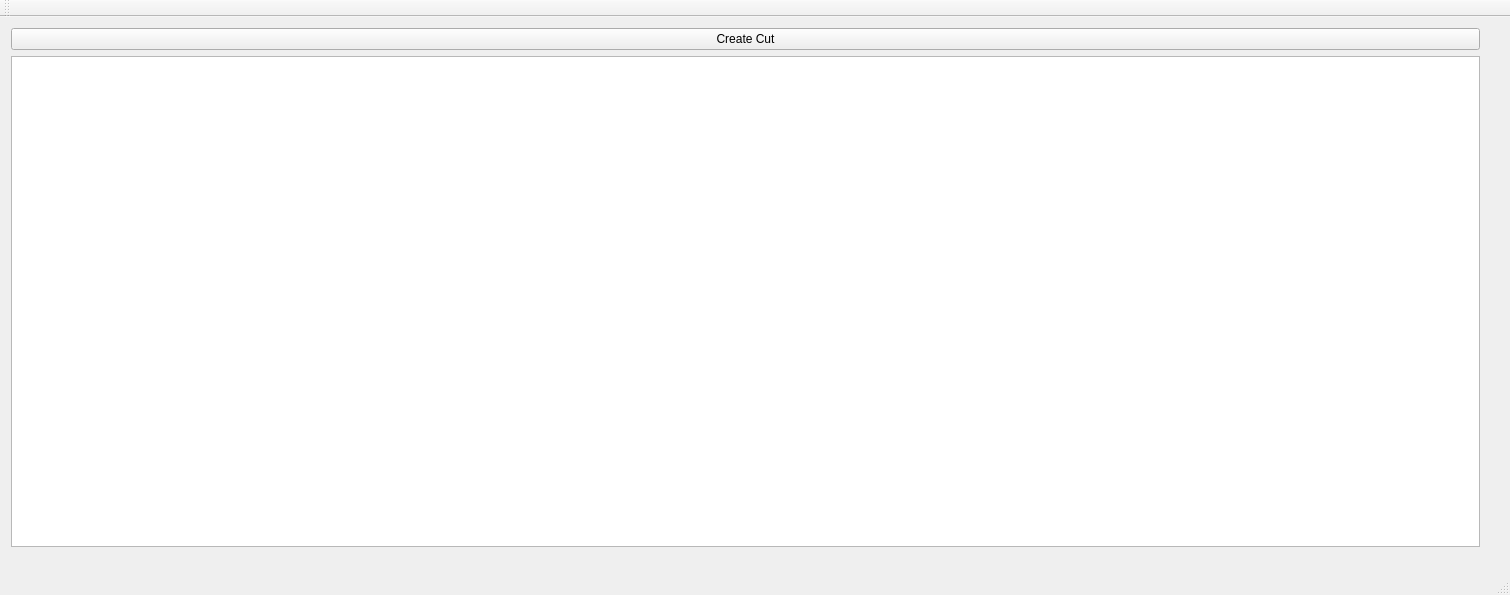
Qt form mainwindow.ui (wszechmogacy/photometric-curves) before a commit.
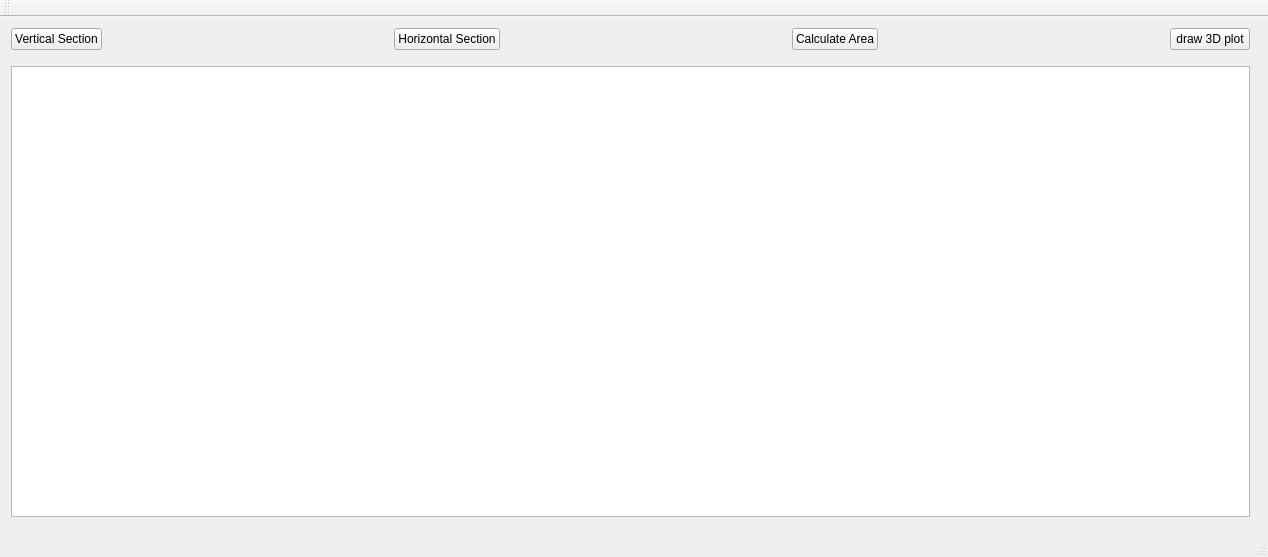
The same form after that commit.

Commit message: Add horizontal sections

The edit to the form file:
```diff
--- a/mainwindow.ui
+++ b/mainwindow.ui
@@ -6,37 +6,123 @@
    <rect>
     <x>0</x>
     <y>0</y>
-    <width>1510</width>
-    <height>595</height>
+    <width>1268</width>
+    <height>557</height>
    </rect>
   </property>
   <property name="windowTitle">
    <string>MainWindow</string>
   </property>
   <widget class="QWidget" name="centralWidget">
-   <widget class="QWidget" name="verticalLayoutWidget">
+   <widget class="QWidget" name="">
     <property name="geometry">
      <rect>
       <x>0</x>
       <y>0</y>
-      <width>1491</width>
-      <height>541</height>
+      <width>1261</width>
+      <height>511</height>
      </rect>
     </property>
-    <layout class="QGridLayout" name="gridLayout">
-     <property name="sizeConstraint">
-      <enum>QLayout::SetDefaultConstraint</enum>
-     </property>
-     <item row="1" column="0">
+    <layout class="QVBoxLayout" name="verticalLayout">
+     <item>
+      <layout class="QHBoxLayout" name="horizontalLayout">
+       <item>
+        <widget class="QPushButton" name="verticalSectionButton">
+         <property name="text">
+          <string>Vertical Section</string>
+         </property>
+        </widget>
+       </item>
+       <item>
+        <spacer name="horizontalSpacer">
+         <property name="orientation">
+          <enum>Qt::Horizontal</enum>
+         </property>
+         <property name="sizeType">
+          <enum>QSizePolicy::MinimumExpanding</enum>
+         </property>
+         <property name="sizeHint" stdset="0">
+          <size>
+           <width>10</width>
+           <height>20</height>
+          </size>
+         </property>
+        </spacer>
+       </item>
+       <item>
+        <widget class="QPushButton" name="horizontalSectionButton">
+         <property name="text">
+          <string>Horizontal Section</string>
+         </property>
+        </widget>
+       </item>
+       <item>
+        <spacer name="horizontalSpacer_2">
+         <property name="orientation">
+          <enum>Qt::Horizontal</enum>
+         </property>
+         <property name="sizeType">
+          <enum>QSizePolicy::MinimumExpanding</enum>
+         </property>
+         <property name="sizeHint" stdset="0">
+          <size>
+           <width>10</width>
+           <height>20</height>
+          </size>
+         </property>
+        </spacer>
+       </item>
+       <item>
+        <widget class="QPushButton" name="calculateAreaButton">
+         <property name="text">
+          <string>Calculate Area</string>
+         </property>
+        </widget>
+       </item>
+       <item>
+        <spacer name="horizontalSpacer_3">
+         <property name="orientation">
+          <enum>Qt::Horizontal</enum>
+         </property>
+         <property name="sizeType">
+          <enum>QSizePolicy::MinimumExpanding</enum>
+         </property>
+         <property name="sizeHint" stdset="0">
+          <size>
+           <width>10</width>
+           <height>20</height>
+          </size>
+         </property>
+        </spacer>
+       </item>
+       <item>
+        <widget class="QPushButton" name="draw3DplotButton">
+         <property name="text">
+          <string>draw 3D plot</string>
+         </property>
+        </widget>
+       </item>
+      </layout>
+     </item>
+     <item>
+      <spacer name="verticalSpacer">
+       <property name="orientation">
+        <enum>Qt::Vertical</enum>
+       </property>
+       <property name="sizeType">
+        <enum>QSizePolicy::Minimum</enum>
+       </property>
+       <property name="sizeHint" stdset="0">
+        <size>
+         <width>20</width>
+         <height>10</height>
+        </size>
+       </property>
+      </spacer>
+     </item>
+     <item>
       <widget class="QTableWidget" name="dataTable"/>
      </item>
-     <item row="0" column="0">
-      <widget class="QPushButton" name="cutButton">
-       <property name="text">
-        <string>Create Cut</string>
-       </property>
-      </widget>
-     </item>
     </layout>
    </widget>
   </widget>
```
Left out of the diff: 2 changed lines with no effect on the pictures. The commit also changes 3 other files.
